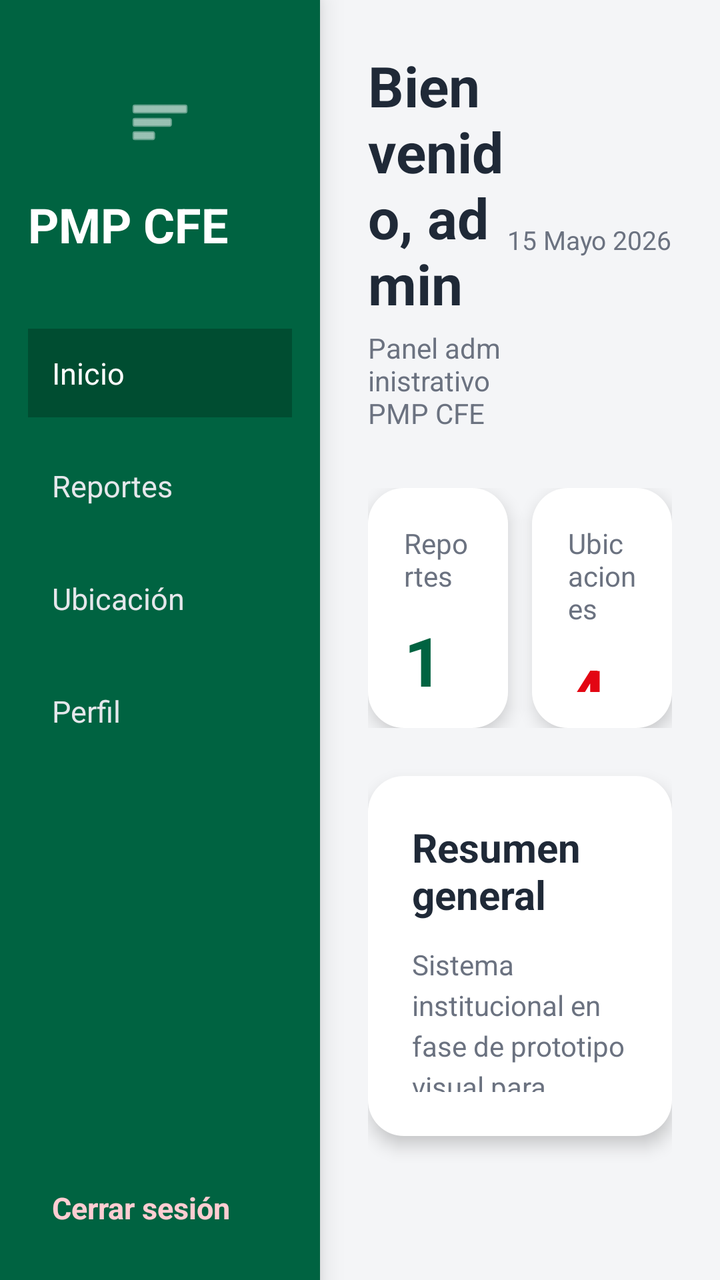
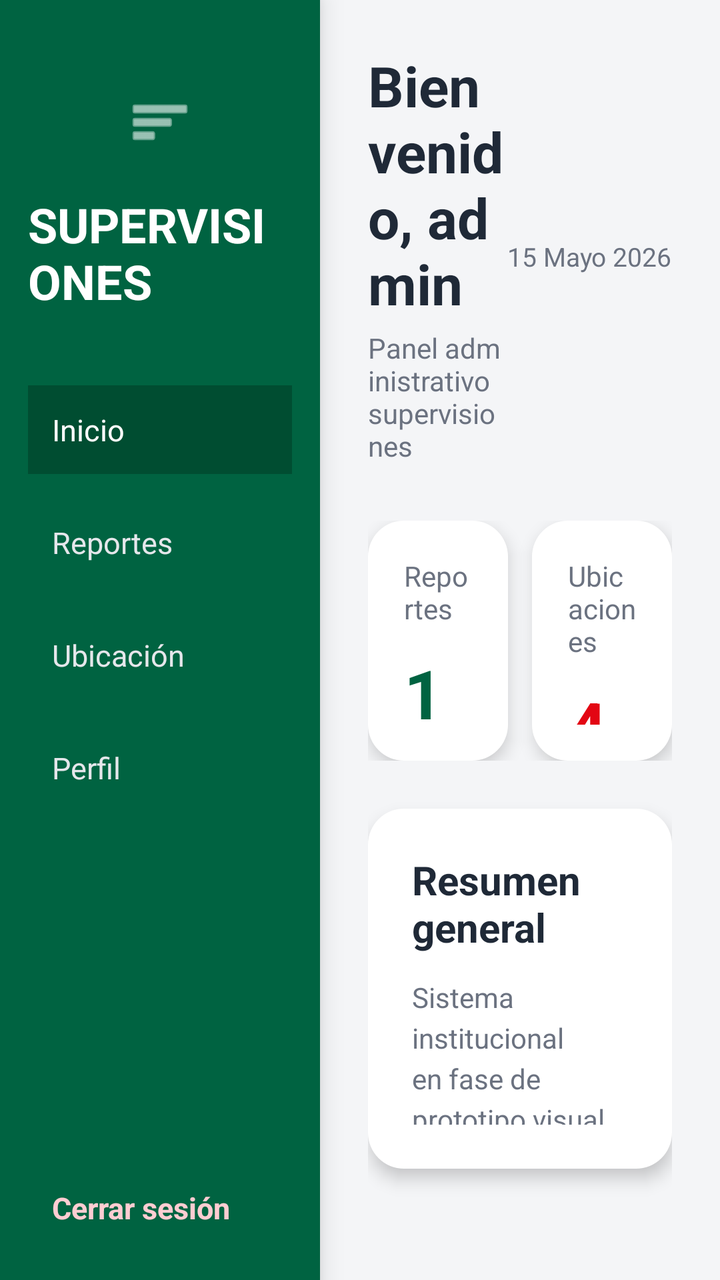

Screens rendered from an Android XML layout before and after an edit, with the pre-edit source and the edit as a unified diff.
<!-- AndroidManifest.xml: application theme Theme.PMPFront -->
<!-- res/layout/activity_dashboard.xml -->
<?xml version="1.0" encoding="utf-8"?>
<LinearLayout xmlns:android="http://schemas.android.com/apk/res/android"
    android:layout_width="match_parent"
    android:layout_height="match_parent"
    android:background="#F4F5F7"
    android:orientation="horizontal">

    
    <LinearLayout
        android:id="@+id/sidebar"
        android:layout_width="160dp"
        android:layout_height="match_parent"
        android:background="#006341"
        android:elevation="8dp"
        android:orientation="vertical"
        android:padding="14dp">

        <ImageButton
            android:id="@+id/btnToggleSidebar"
            android:layout_width="match_parent"
            android:layout_height="72dp"
            android:background="@android:color/transparent"
            android:contentDescription="Abrir o cerrar menú"
            android:paddingTop="22dp"
            android:scaleType="center"
            android:src="@android:drawable/ic_menu_sort_by_size"
            android:tint="#FFFFFF" />

        <TextView
            android:id="@+id/txtLogo"
            android:layout_width="match_parent"
            android:layout_height="wrap_content"
            android:layout_marginTop="10dp"
            android:text="PMP CFE"
            android:textColor="#FFFFFF"
            android:textSize="24sp"
            android:textStyle="bold" />

        <TextView
            android:id="@+id/txtInicio"
            android:layout_width="match_parent"
            android:layout_height="wrap_content"
            android:layout_marginTop="36dp"
            android:background="#004D31"
            android:padding="12dp"
            android:text="Inicio"
            android:textColor="#FFFFFF"
            android:textSize="15sp" />

        <TextView
            android:id="@+id/txtReportes"
            android:layout_width="match_parent"
            android:layout_height="wrap_content"
            android:layout_marginTop="12dp"
            android:padding="12dp"
            android:text="Reportes"
            android:textColor="#E5E7EB"
            android:textSize="15sp" />

        <TextView
            android:id="@+id/txtUbicacion"
            android:layout_width="match_parent"
            android:layout_height="wrap_content"
            android:layout_marginTop="12dp"
            android:padding="12dp"
            android:text="Ubicación"
            android:textColor="#E5E7EB"
            android:textSize="15sp" />

        <TextView
            android:id="@+id/txtPerfil"
            android:layout_width="match_parent"
            android:layout_height="wrap_content"
            android:layout_marginTop="12dp"
            android:padding="12dp"
            android:text="Perfil"
            android:textColor="#E5E7EB"
            android:textSize="15sp" />

        <Space
            android:layout_width="match_parent"
            android:layout_height="0dp"
            android:layout_weight="1" />

        <TextView
            android:id="@+id/btnLogout"
            android:layout_width="match_parent"
            android:layout_height="wrap_content"
            android:padding="12dp"
            android:text="Cerrar sesión"
            android:textColor="#FFCDD2"
            android:textSize="15sp"
            android:textStyle="bold" />

    </LinearLayout>

    
    <LinearLayout
        android:layout_width="0dp"
        android:layout_height="match_parent"
        android:layout_weight="1"
        android:orientation="vertical"
        android:padding="24dp">

        
        <LinearLayout
            android:layout_width="match_parent"
            android:layout_height="wrap_content"
            android:gravity="center_vertical"
            android:orientation="horizontal">

            <LinearLayout
                android:layout_width="0dp"
                android:layout_height="wrap_content"
                android:layout_weight="1"
                android:orientation="vertical">

                <TextView
                    android:layout_width="wrap_content"
                    android:layout_height="wrap_content"
                    android:text="Bienvenido, admin"
                    android:textColor="#1F2937"
                    android:textSize="28sp"
                    android:textStyle="bold" />

                <TextView
                    android:layout_width="wrap_content"
                    android:layout_height="wrap_content"
                    android:layout_marginTop="4dp"
                    android:text="Panel administrativo PMP CFE"
                    android:textColor="#6B7280"
                    android:textSize="14sp" />

            </LinearLayout>

            <TextView
                android:layout_width="wrap_content"
                android:layout_height="wrap_content"
                android:text="15 Mayo 2026"
                android:textColor="#6B7280"
                android:textSize="13sp" />

        </LinearLayout>

        
        <LinearLayout
            android:layout_width="match_parent"
            android:layout_height="wrap_content"
            android:layout_marginTop="28dp"
            android:orientation="horizontal">

            <LinearLayout
                android:layout_width="0dp"
                android:layout_height="120dp"
                android:layout_weight="1"
                android:layout_marginEnd="12dp"
                android:background="@drawable/bg_login_card"
                android:elevation="5dp"
                android:orientation="vertical"
                android:padding="18dp">

                <TextView
                    android:layout_width="wrap_content"
                    android:layout_height="wrap_content"
                    android:text="Reportes"
                    android:textColor="#6B7280"
                    android:textSize="14sp" />

                <TextView
                    android:layout_width="wrap_content"
                    android:layout_height="wrap_content"
                    android:layout_marginTop="10dp"
                    android:text="12"
                    android:textColor="#006341"
                    android:textSize="34sp"
                    android:textStyle="bold" />

            </LinearLayout>

            <LinearLayout
                android:layout_width="0dp"
                android:layout_height="120dp"
                android:layout_weight="1"
                android:background="@drawable/bg_login_card"
                android:elevation="5dp"
                android:orientation="vertical"
                android:padding="18dp">

                <TextView
                    android:layout_width="wrap_content"
                    android:layout_height="wrap_content"
                    android:text="Ubicaciones"
                    android:textColor="#6B7280"
                    android:textSize="14sp" />

                <TextView
                    android:layout_width="wrap_content"
                    android:layout_height="wrap_content"
                    android:layout_marginTop="10dp"
                    android:text="4"
                    android:textColor="#E30613"
                    android:textSize="34sp"
                    android:textStyle="bold" />

            </LinearLayout>

        </LinearLayout>

        
        <LinearLayout
            android:layout_width="match_parent"
            android:layout_height="180dp"
            android:layout_marginTop="24dp"
            android:background="@drawable/bg_login_card"
            android:elevation="5dp"
            android:orientation="vertical"
            android:padding="22dp">

            <TextView
                android:layout_width="wrap_content"
                android:layout_height="wrap_content"
                android:text="Resumen general"
                android:textColor="#1F2937"
                android:textSize="20sp"
                android:textStyle="bold" />

            <TextView
                android:layout_width="match_parent"
                android:layout_height="wrap_content"
                android:layout_marginTop="12dp"
                android:lineSpacingExtra="4dp"
                android:text="Sistema institucional en fase de prototipo visual para gestión PMP CFE."
                android:textColor="#6B7280"
                android:textSize="14sp" />

        </LinearLayout>

    </LinearLayout>

</LinearLayout>
<!-- resources referenced by this layout -->
<resources>
  <!-- drawable bg_login_card (drawable) -->
  <?xml version="1.0" encoding="utf-8"?>
  <shape xmlns:android="http://schemas.android.com/apk/res/android">
      <solid android:color="#FFFFFF" />
      <corners android:radius="18dp" />
  </shape>
  <style name="Theme.PMPFront" parent="Base.Theme.PMPFront" />
  <style name="Base.Theme.PMPFront" parent="Theme.Material3.DayNight.NoActionBar">
          
          
      </style>
</resources>

<!-- the commit's change to res/layout/activity_dashboard.xml (unified diff, before → after) -->
@@ -31,7 +31,7 @@
             android:layout_width="match_parent"
             android:layout_height="wrap_content"
             android:layout_marginTop="10dp"
-            android:text="PMP CFE"
+            android:text="SUPERVISIONES"
             android:textColor="#FFFFFF"
             android:textSize="24sp"
             android:textStyle="bold" />
@@ -127,7 +127,7 @@
                     android:layout_width="wrap_content"
                     android:layout_height="wrap_content"
                     android:layout_marginTop="4dp"
-                    android:text="Panel administrativo PMP CFE"
+                    android:text="Panel administrativo supervisiones"
                     android:textColor="#6B7280"
                     android:textSize="14sp" />
 
@@ -229,7 +229,7 @@
                 android:layout_height="wrap_content"
                 android:layout_marginTop="12dp"
                 android:lineSpacingExtra="4dp"
-                android:text="Sistema institucional en fase de prototipo visual para gestión PMP CFE."
+                android:text="Sistema institucional en fase de prototipo visual para gestión de supervisiones."
                 android:textColor="#6B7280"
                 android:textSize="14sp" />
 
